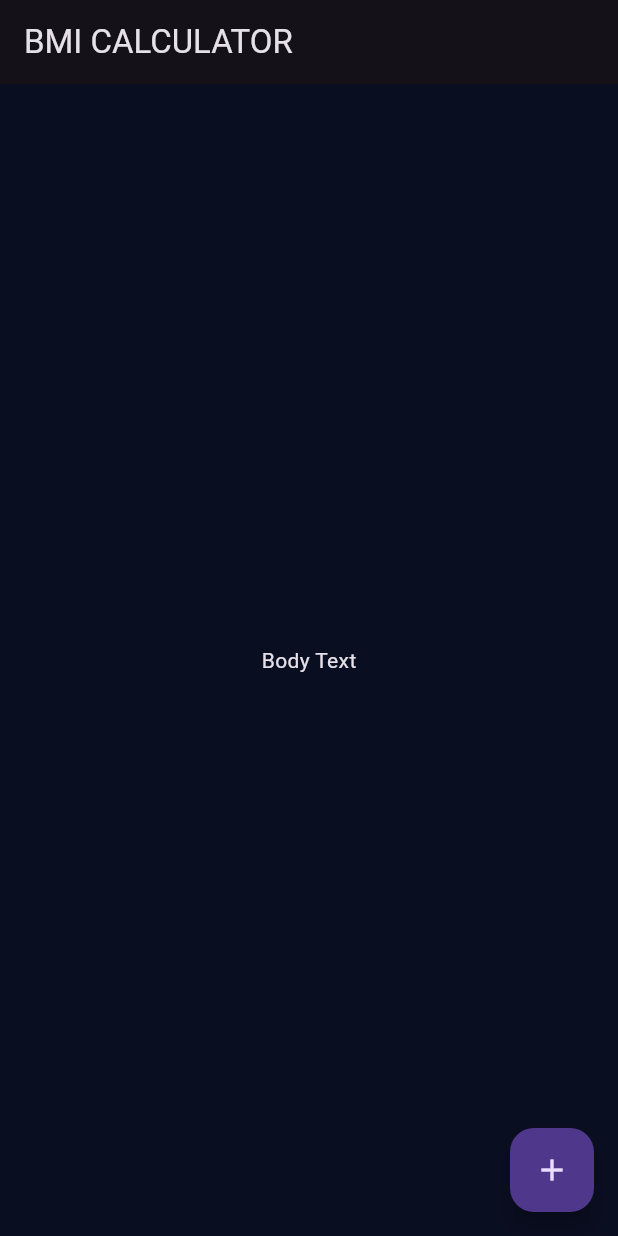
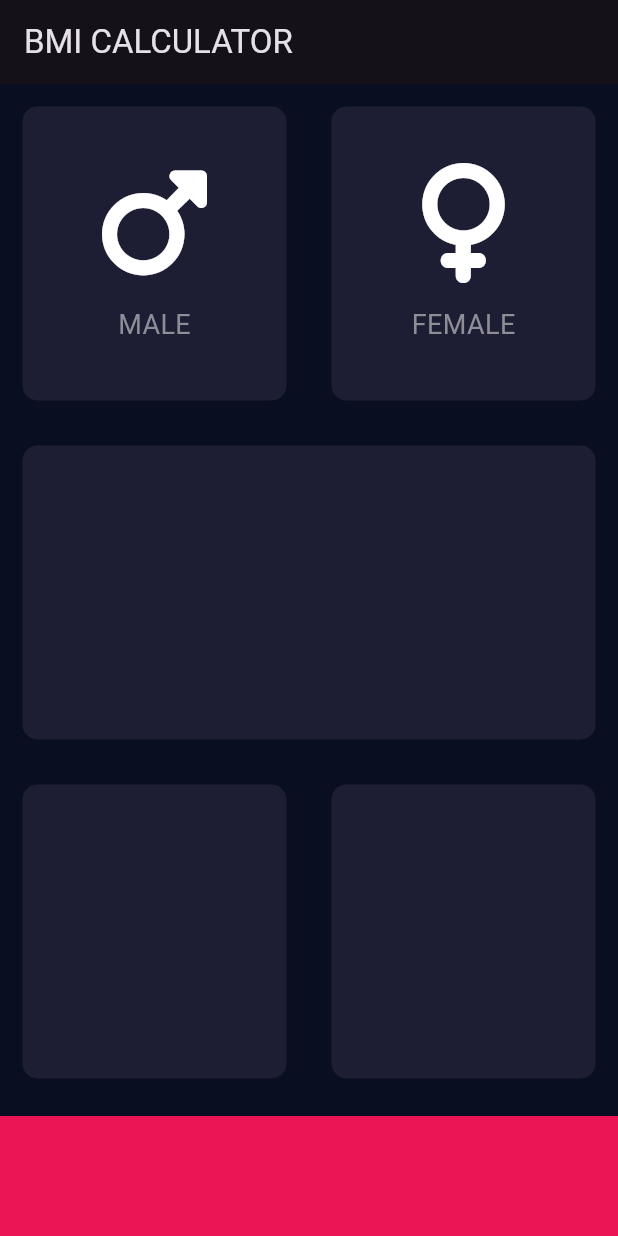
Before and after one commit to MansySoroush/Flutter_BMI_Calculator_App, a Flutter app: the screen it shows after launch, on a phone screen of 412 x 824 dp. Run offline on Flutter 3.47's test engine with Material 3 defaults, Android fonts, the phone set to English and light mode, and no system bars; our stand-ins replace font_awesome_flutter.

Commit message:
Making Custom & Reusable Flutter Widgets into Separate Files

```diff
--- /dev/null
+++ b/lib/components/icon_content.dart
@@ -0,0 +1,29 @@
+import 'package:flutter/material.dart';
+import 'package:bmi_calculator/constants.dart';
+
+class IconContent extends StatelessWidget {
+  const IconContent({super.key, required this.icon, required this.label});
+
+  final IconData icon;
+  final String label;
+
+  @override
+  Widget build(BuildContext context) {
+    return Column(
+      mainAxisAlignment: MainAxisAlignment.center,
+      children: <Widget>[
+        Icon(
+          icon,
+          size: 80.0,
+        ),
+        const SizedBox(
+          height: 15.0,
+        ),
+        Text(
+          label,
+          style: kLabelTextStyle,
+        )
+      ],
+    );
+  }
+}
--- /dev/null
+++ b/lib/components/reusable_card.dart
@@ -0,0 +1,21 @@
+import 'package:flutter/material.dart';
+
+class ReusableCard extends StatelessWidget {
+  const ReusableCard(
+      {super.key, required this.colour, required this.cardChild});
+
+  final Color colour;
+  final Widget cardChild;
+
+  @override
+  Widget build(BuildContext context) {
+    return Container(
+      margin: const EdgeInsets.all(15.0),
+      decoration: BoxDecoration(
+        color: colour,
+        borderRadius: BorderRadius.circular(10.0),
+      ),
+      child: cardChild,
+    );
+  }
+}
--- /dev/null
+++ b/lib/constants.dart
@@ -0,0 +1,10 @@
+import 'package:flutter/material.dart';
+
+const kBottomContainerHeight = 80.0;
+const kActiveCardColour = Color(0xFF1D1E33);
+const kBottomContainerColour = Color(0xFFEB1555);
+
+const kLabelTextStyle = TextStyle(
+  fontSize: 18.0,
+  color: Color(0xFF8D8E98),
+);
--- a/lib/main.dart
+++ b/lib/main.dart
@@ -1,4 +1,5 @@
 import 'package:flutter/material.dart';
+import 'package:bmi_calculator/screens/input_page.dart';
 
 void main() => runApp(const BMICalculator());
 
@@ -16,28 +17,3 @@ class BMICalculator extends StatelessWidget {
     );
   }
 }
-
-class InputPage extends StatefulWidget {
-  const InputPage({super.key});
-
-  @override
-  State<InputPage> createState() => _InputPageState();
-}
-
-class _InputPageState extends State<InputPage> {
-  @override
-  Widget build(BuildContext context) {
-    return Scaffold(
-      appBar: AppBar(
-        title: const Text('BMI CALCULATOR'),
-      ),
-      body: const Center(
-        child: Text('Body Text'),
-      ),
-      floatingActionButton: FloatingActionButton(
-        onPressed: () {},
-        child: const Icon(Icons.add),
-      ),
-    );
-  }
-}
--- /dev/null
+++ b/lib/screens/input_page.dart
@@ -0,0 +1,77 @@
+import 'package:flutter/material.dart';
+import 'package:bmi_calculator/components/reusable_card.dart';
+import 'package:bmi_calculator/components/icon_content.dart';
+import 'package:bmi_calculator/constants.dart';
+import 'package:font_awesome_flutter/font_awesome_flutter.dart';
+
+class InputPage extends StatefulWidget {
+  const InputPage({super.key});
+
+  @override
+  State<InputPage> createState() => _InputPageState();
+}
+
+class _InputPageState extends State<InputPage> {
+  @override
+  Widget build(BuildContext context) {
+    return Scaffold(
+      appBar: AppBar(
+        title: const Text('BMI CALCULATOR'),
+      ),
+      body: Column(
+        children: [
+          const Expanded(
+            child: Row(
+              children: [
+                Expanded(
+                  child: ReusableCard(
+                    colour: kActiveCardColour,
+                    cardChild:
+                        IconContent(icon: FontAwesomeIcons.mars, label: 'MALE'),
+                  ),
+                ),
+                Expanded(
+                  child: ReusableCard(
+                    colour: kActiveCardColour,
+                    cardChild: IconContent(
+                        icon: FontAwesomeIcons.venus, label: 'FEMALE'),
+                  ),
+                ),
+              ],
+            ),
+          ),
+          Expanded(
+            child: ReusableCard(
+              colour: kActiveCardColour,
+              cardChild: Container(),
+            ),
+          ),
+          Expanded(
+            child: Row(
+              children: [
+                Expanded(
+                  child: ReusableCard(
+                    colour: kActiveCardColour,
+                    cardChild: Container(),
+                  ),
+                ),
+                Expanded(
+                  child: ReusableCard(
+                    colour: kActiveCardColour,
+                    cardChild: Container(),
+                  ),
+                ),
+              ],
+            ),
+          ),
+          Container(
+            color: kBottomContainerColour,
+            margin: const EdgeInsets.only(top: 10.0),
+            width: double.infinity,
+            height: kBottomContainerHeight,
+          )
+        ],
+      ),
+    );
+  }
+}
```
Also changed, not shown: pubspec.yaml (+1 -9 lines).
